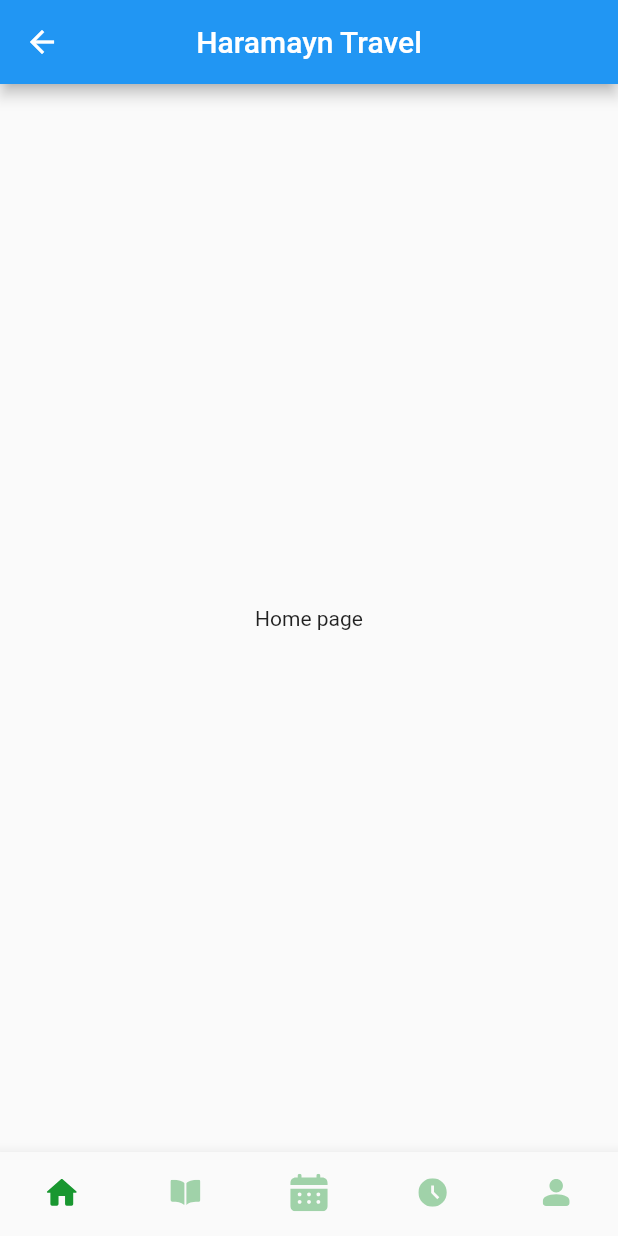
After one commit to muwicef/haramayn, a Flutter app: the MainPage screen opened by its route, on a phone screen of 412 x 824 dp. The commit adds this screen. Run offline on Flutter 3.47's test engine with Material 2 defaults, Android fonts, the phone set to English and light mode, and no system bars; our stand-ins replace flutter_screenutil, flutter_svg.

Commit message:
prepare for main page

```diff
--- /dev/null
+++ b/lib/presentation/pages/home/home_page.dart
@@ -0,0 +1,12 @@
+import 'package:flutter/material.dart';
+
+class HomePage extends StatelessWidget {
+  const HomePage({super.key});
+
+  @override
+  Widget build(BuildContext context) {
+    return const Center(
+      child: Text('Home page'),
+    );
+  }
+}
--- a/lib/presentation/pages/login/login_page.dart
+++ b/lib/presentation/pages/login/login_page.dart
@@ -1,6 +1,7 @@
 import 'package:flutter/material.dart';
 import 'package:flutter_screenutil/flutter_screenutil.dart';
 import 'package:haramayn/core/constants/app_colors.dart';
+import 'package:haramayn/presentation/routes.dart';
 
 import '../../../core/constants/app_assets.dart';
 import '../../../core/constants/app_text_styles.dart';
@@ -49,7 +50,9 @@ class LoginPage extends StatelessWidget {
               ),
             ),
             SizedBox(height: 222.82.h),
-            Container(
+            InkWell(
+              onTap: () => Navigator.pushNamed(context, Routes.mainPage),
+              child: Container(
                 width: double.maxFinite,
                 padding: const EdgeInsets.symmetric(vertical: 14),
                 decoration: BoxDecoration(
@@ -67,6 +70,7 @@ class LoginPage extends StatelessWidget {
                   'Kirish',
                   style: AppTextStyles.headingStyle2,
                   textAlign: TextAlign.center,
+                ),
               ),
             ),
             SizedBox(height: 21.h),
--- /dev/null
+++ b/lib/presentation/pages/main/main_page.dart
@@ -0,0 +1,64 @@
+import 'package:flutter/material.dart';
+import 'package:flutter_svg/svg.dart';
+
+import '../../../core/constants/app_assets.dart';
+import '../books/books_page.dart';
+import '../calendar/calendar_page.dart';
+import '../home/home_page.dart';
+import '../pray-time/pray_time_page.dart';
+import '../profile/profile_page.dart';
+
+class MainPage extends StatelessWidget {
+  const MainPage({super.key});
+
+  @override
+  Widget build(BuildContext context) {
+    return Scaffold(
+      appBar: AppBar(
+        title: const Text('Haramayn Travel'),
+        centerTitle: true,
+      ),
+      body: PageView(
+        children: const [
+          HomePage(),
+          BooksPage(),
+          CalendarPage(),
+          PrayTimesPage(),
+          ProfilePage(),
+        ],
+      ),
+      bottomNavigationBar: BottomNavigationBar(
+        type: BottomNavigationBarType.fixed,
+        showSelectedLabels: false,
+        showUnselectedLabels: false,
+        items: [
+          BottomNavigationBarItem(
+            icon: SvgPicture.asset(AppAssets.icons.home),
+            activeIcon: SvgPicture.asset(AppAssets.icons.homeActive),
+            label: 'Home',
+          ),
+          BottomNavigationBarItem(
+            icon: SvgPicture.asset(AppAssets.icons.books),
+            activeIcon: SvgPicture.asset(AppAssets.icons.booksActive),
+            label: 'Timeline Plans',
+          ),
+          BottomNavigationBarItem(
+            icon: SvgPicture.asset(AppAssets.icons.calendar),
+            activeIcon: SvgPicture.asset(AppAssets.icons.calendarActive),
+            label: 'Calendar',
+          ),
+          BottomNavigationBarItem(
+            icon: SvgPicture.asset(AppAssets.icons.time),
+            activeIcon: SvgPicture.asset(AppAssets.icons.timeActive),
+            label: 'Pray Times',
+          ),
+          BottomNavigationBarItem(
+            icon: SvgPicture.asset(AppAssets.icons.profile),
+            activeIcon: SvgPicture.asset(AppAssets.icons.profileActive),
+            label: 'Profile',
+          ),
+        ],
+      ),
+    );
+  }
+}
--- a/lib/presentation/routes.dart
+++ b/lib/presentation/routes.dart
@@ -1,4 +1,5 @@
 import 'package:flutter/material.dart';
+import 'package:haramayn/presentation/pages/main/main_page.dart';
 
 import 'pages/login/login_page.dart';
 import 'pages/signup/signup_page.dart';
@@ -10,6 +11,7 @@ class Routes {
   static const welcomePage = '/welcomePage';
   static const loginPage = '/loginPage';
   static const signupPage = '/signupPage';
+  static const mainPage = '/mainPage';
 
   static Route<dynamic> generateRoute(RouteSettings routeSettings) {
     try {
@@ -36,6 +38,11 @@ class Routes {
             settings: routeSettings,
             builder: (_) => const SignUpPage(),
           );
+        case mainPage:
+          return MaterialPageRoute(
+            settings: routeSettings,
+            builder: (_) => const MainPage(),
+          );
         default:
           return MaterialPageRoute(
             settings: routeSettings,
```
Also changed, not shown: lib/presentation/pages/books/books_page.dart (added, +12 -0 lines), lib/presentation/pages/calendar/calendar_page.dart (added, +12 -0 lines), lib/presentation/pages/pray-time/pray_time_page.dart (added, +12 -0 lines), lib/presentation/pages/profile/profile_page.dart (added, +12 -0 lines). Lines whose indentation alone changed are shown as unchanged.
